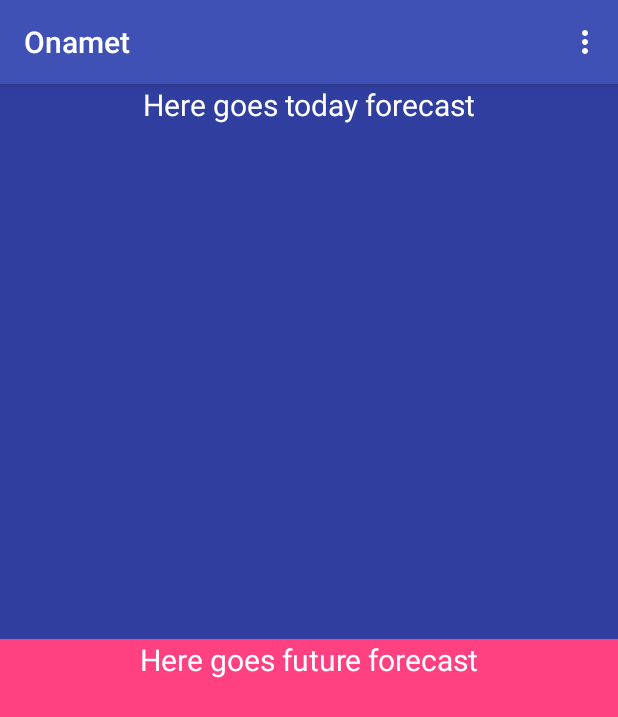
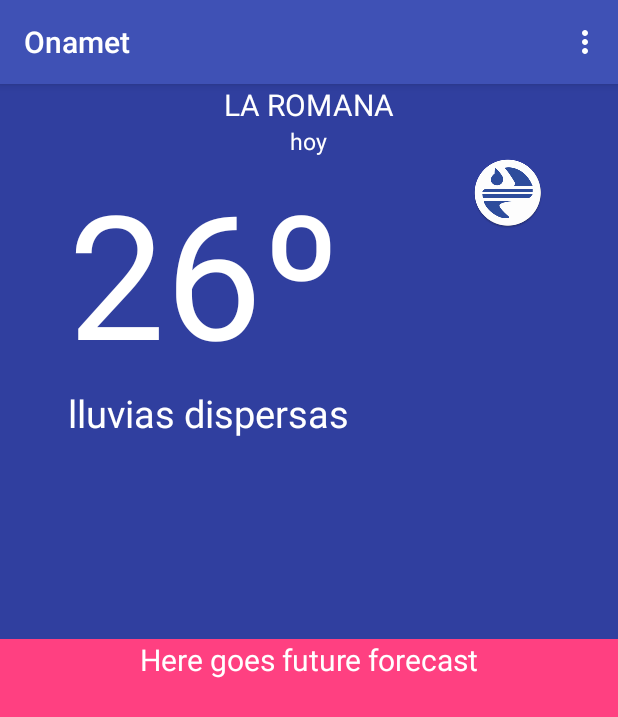
Before and after one commit to erikmejias/Onamet, an Android app: the screen it shows after launch (MainActivity), on a phone screen of 412 x 824 dp. Shown: the top 717 px of the screen. Run offline under Robolectric (Android 15) with nearby library versions, the phone set to English and light mode, and no system bars; our stand-ins replace Firebase (no records; nobody signed in at launch, a user with empty details on screens opened directly).

Commit message:
Added upper section of today's forecast

```diff
--- a/app/src/main/res/layout/activity_main.xml
+++ b/app/src/main/res/layout/activity_main.xml
@@ -16,12 +16,64 @@
         android:orientation="vertical">
 
         <TextView
-            android:text="Here goes today forecast"
+            android:text="LA ROMANA"
             android:textSize="20sp"
             android:layout_gravity="center_horizontal"
             android:textColor="#fff"
             android:layout_width="wrap_content"
             android:layout_height="wrap_content" />
+        <TextView
+            android:text="hoy"
+            android:textSize="15sp"
+            android:layout_gravity="center_horizontal"
+            android:textColor="#fff"
+            android:layout_width="wrap_content"
+            android:layout_height="wrap_content" />
+
+        <LinearLayout
+            android:id="@+id/today_forecast_upper"
+            android:orientation="horizontal"
+            android:layout_width="match_parent"
+            android:layout_height="wrap_content">
+
+            <LinearLayout
+                android:orientation="vertical"
+                android:layout_weight="1"
+                android:layout_width="match_parent"
+                android:layout_height="wrap_content">
+
+                <TextView
+                    android:text="26º"
+                    android:textSize="115sp"
+                    android:paddingLeft="45dp"
+                    android:textColor="#fff"
+                    android:layout_width="wrap_content"
+                    android:layout_height="wrap_content" />
+
+                <TextView
+                    android:text="lluvias dispersas"
+                    android:textSize="25sp"
+                    android:paddingLeft="45dp"
+                    android:textColor="#fff"
+                    android:layout_width="wrap_content"
+                    android:layout_height="wrap_content" />
+
+            </LinearLayout>
+
+            <LinearLayout
+                android:layout_weight="1.8"
+                android:layout_width="match_parent"
+                android:layout_height="wrap_content">
+
+                <ImageView
+                    android:layout_width="match_parent"
+                    android:layout_height="wrap_content"
+                    app:srcCompat="@mipmap/ic_launcher"
+                    android:id="@+id/imageView"/>
+
+            </LinearLayout>
+
+        </LinearLayout>
 
     </LinearLayout>
 
```
